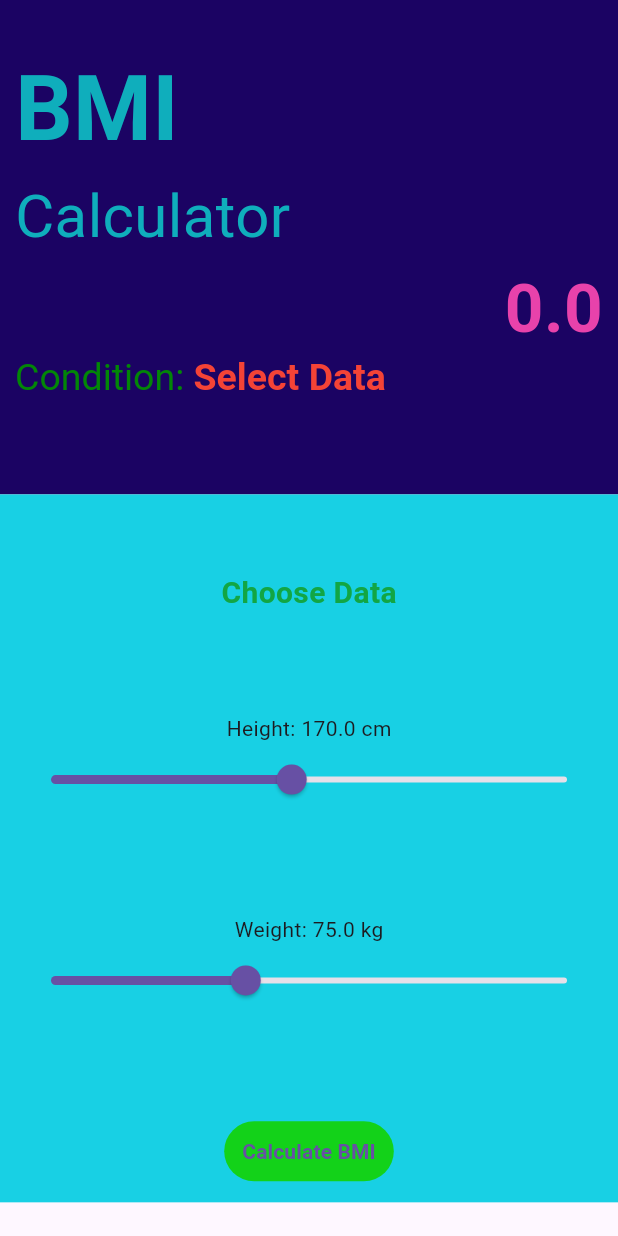
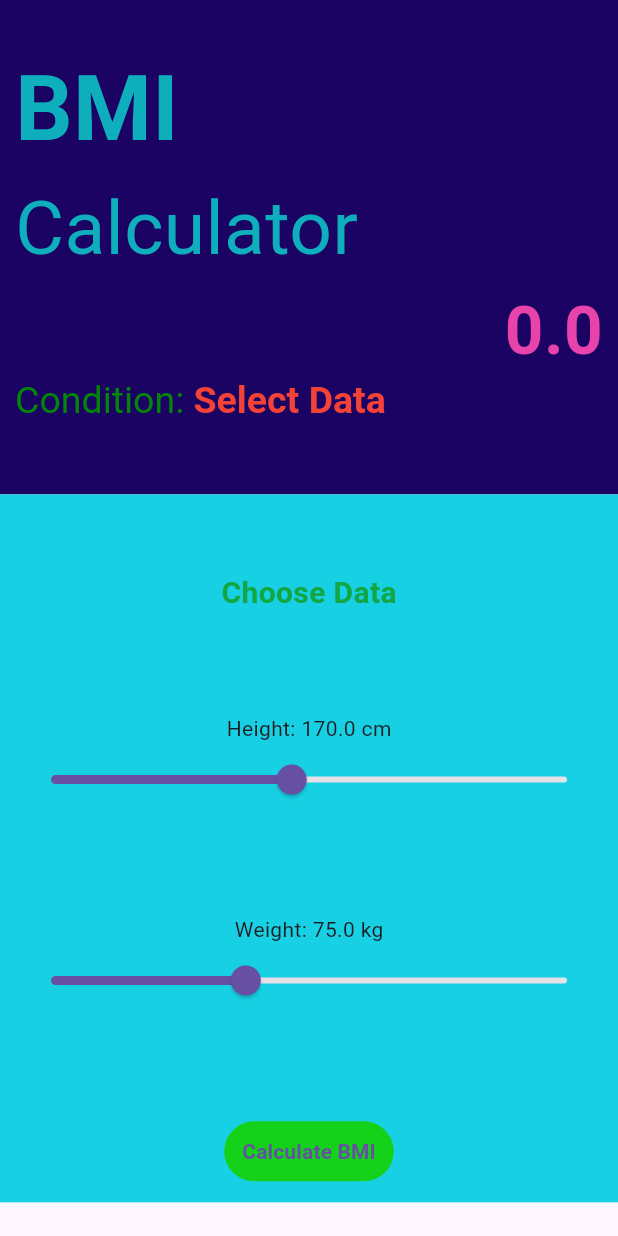
Before and after one commit to Spreethy/BMI_calculator, a Flutter app: the screen it shows after launch, on a phone screen of 412 x 824 dp. Run offline on Flutter 3.47's test engine with Material 3 defaults, Android fonts, the phone set to English and light mode, and no system bars.

Commit message:
Update main.dart

```diff
--- a/lib/main.dart
+++ b/lib/main.dart
@@ -66,7 +66,7 @@ class _MyAppState extends State<MyApp> {
                     "Calculator",
                     style: TextStyle(
                       color: Color.fromARGB(255, 15, 174, 188),
-                      fontSize: 40.0,
+                      fontSize: 50.0,
                     ),
                   ),
                   SizedBox(
```
